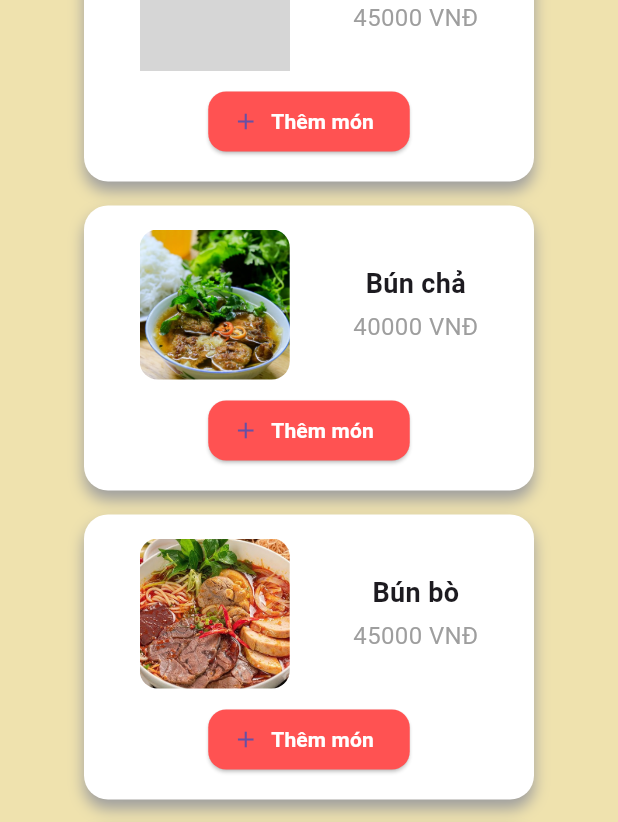
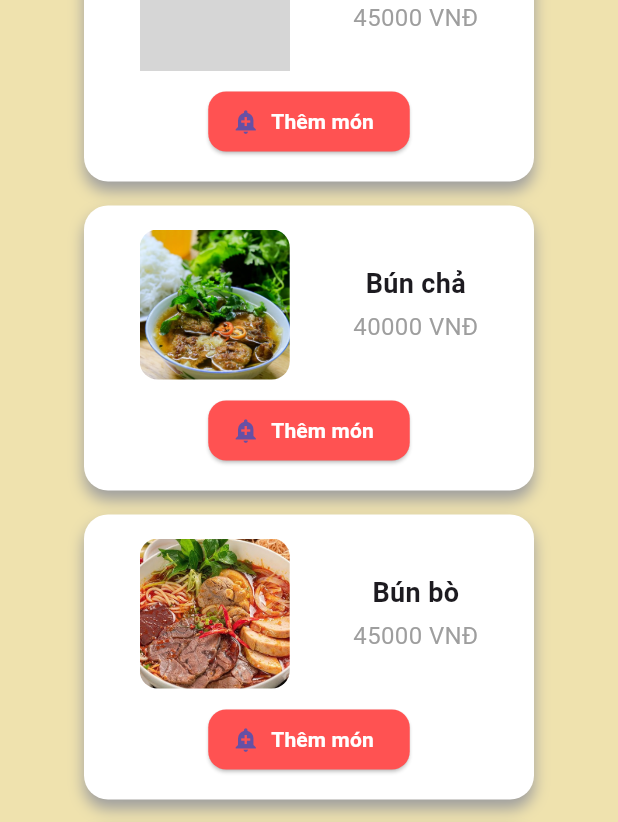
Before and after one commit to dangbach204/ltdnt2, a Flutter app: the screen it shows after launch, on a phone screen of 412 x 824 dp. Shown: the part 273-1095 px from the top of the screen. Run offline on Flutter 3.47's test engine with Material 3 defaults, Android fonts, the phone set to English and light mode, and no system bars; grey boxes are pictures that could not be loaded.

Commit message:
modify code

```diff
--- a/lib/main.dart
+++ b/lib/main.dart
@@ -201,7 +201,6 @@
         ],
       ),
       child: Column(
-        mainAxisSize: MainAxisSize.min,
         children: [
           Row(
             mainAxisAlignment: MainAxisAlignment.spaceEvenly,
@@ -218,7 +217,6 @@
 
               const SizedBox(height: 8),
               Column(
-                //mainAxisAlignment: MainAxisAlignment.spaceEvenly,
                 children: [
                   Text(
                     title,
@@ -253,7 +251,7 @@
                 ),
               );
             },
-            icon: const Icon(Icons.add),
+            icon: const Icon(Icons.add_alert),
             label: const Text(
               'Thêm món',
               style: TextStyle(
```
